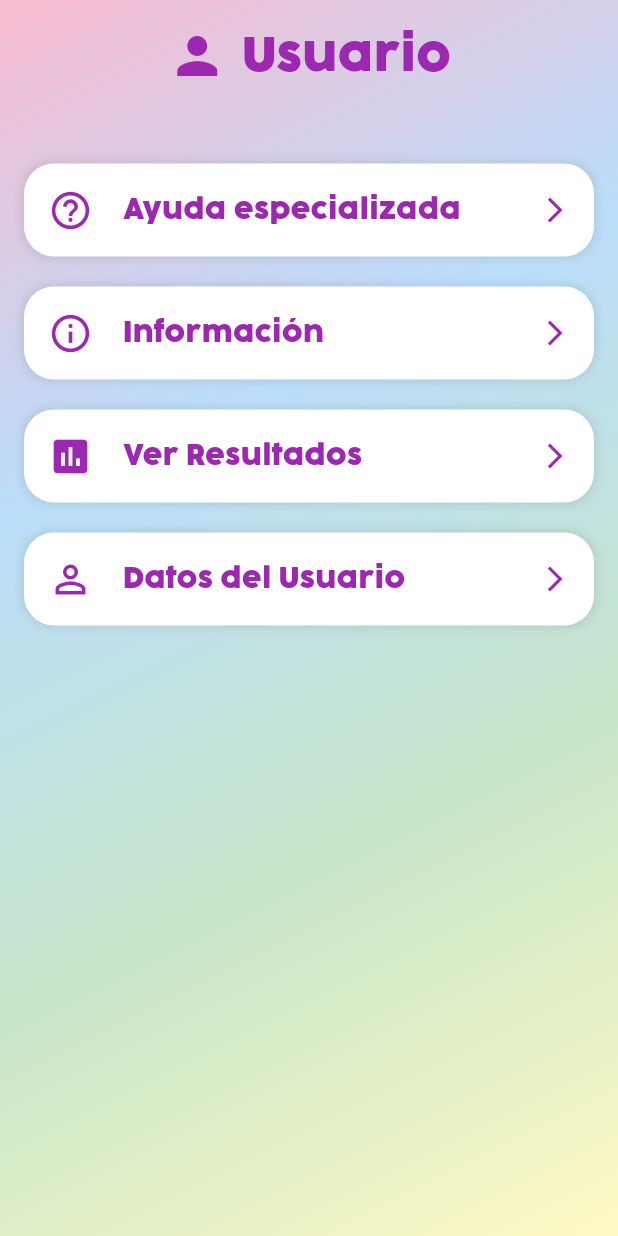
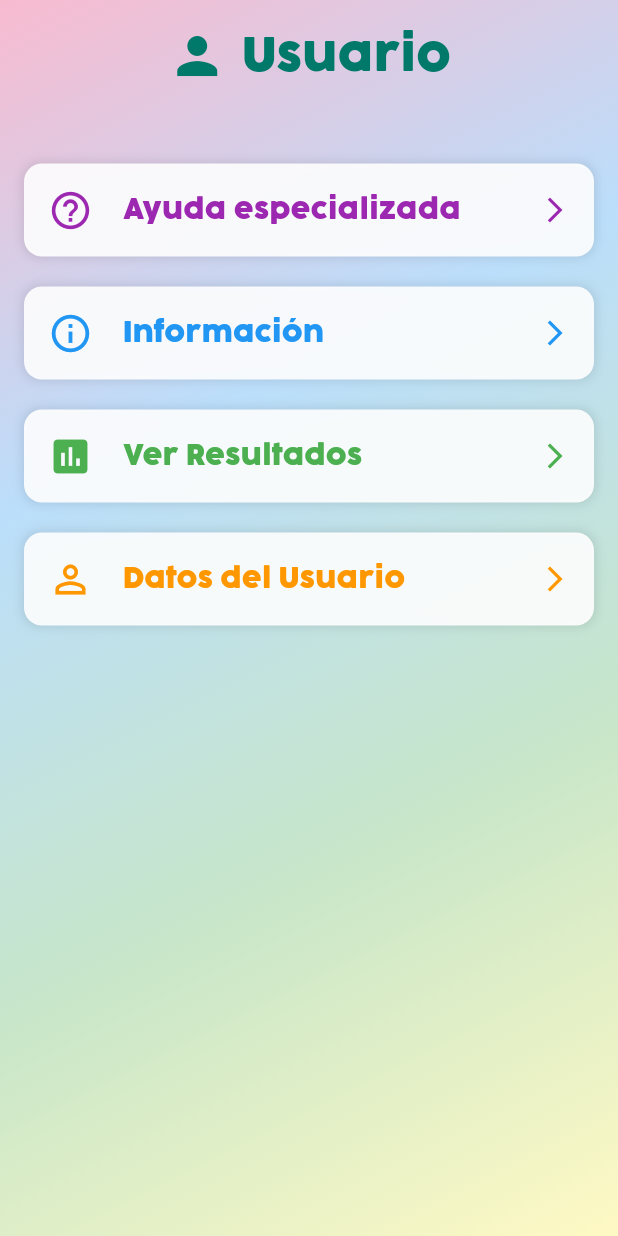
Before and after one commit to RicardoS76/lexininos, a Flutter app: the UserPage screen opened by its route, on a phone screen of 412 x 824 dp. Run offline on Flutter 3.47's test engine with Material 3 defaults, Android fonts, the light colour scheme and no system bars; our stand-ins replace auto_size_text, shared_preferences, sqflite; accounts and stored records are empty.

Commit message:
diseño de userpage

```diff
--- a/lib/user_page.dart
+++ b/lib/user_page.dart
@@ -30,14 +30,14 @@ class UserPage extends StatelessWidget {
                   Row(
                     mainAxisAlignment: MainAxisAlignment.center,
                     children: [
-                      Icon(Icons.person, color: Colors.purple, size: 40.0),
+                      Icon(Icons.person, color: Colors.teal.shade700, size: 40.0),
                       SizedBox(width: 10),
                       Text(
                         'Usuario',
                         style: TextStyle(
                           fontSize: 30.0,
                           fontWeight: FontWeight.bold,
-                          color: Colors.purple,
+                          color: Colors.teal.shade700,
                           fontFamily: 'Cocogoose',
                         ),
                       ),
@@ -48,10 +48,10 @@ class UserPage extends StatelessWidget {
                   Expanded(
                     child: ListView(
                       children: [
-                        _buildInfoTile('Ayuda especializada', Icons.help_outline, context, route: '/help'),
-                        _buildInfoTile('Información', Icons.info_outline, context, route: '/info'),
-                        _buildInfoTile('Ver Resultados', Icons.assessment, context, route: '/results'),
-                        _buildInfoTile('Datos del Usuario', Icons.perm_identity, context, route: '/user_data'),
+                        _buildInfoTile('Ayuda especializada', Icons.help_outline, context, route: '/help', textColor: Colors.purple),
+                        _buildInfoTile('Información', Icons.info_outline, context, route: '/info', textColor: Colors.blue),
+                        _buildInfoTile('Ver Resultados', Icons.assessment, context, route: '/results', textColor: Colors.green),
+                        _buildInfoTile('Datos del Usuario', Icons.perm_identity, context, route: '/user_data', textColor: Colors.orange),
                       ],
                     ),
                   ),
@@ -64,7 +64,7 @@ class UserPage extends StatelessWidget {
     );
   }
 
-  Widget _buildInfoTile(String title, IconData icon, BuildContext context, {String? route}) {
+  Widget _buildInfoTile(String title, IconData icon, BuildContext context, {String? route, required Color textColor}) {
     return GestureDetector(
       onTap: route != null
           ? () {
@@ -75,8 +75,8 @@ class UserPage extends StatelessWidget {
         margin: EdgeInsets.symmetric(vertical: 10.0),
         padding: EdgeInsets.all(16.0),
         decoration: BoxDecoration(
-          color: Colors.white,
-          borderRadius: BorderRadius.circular(20.0),
+          color: Colors.white.withOpacity(0.9),
+          borderRadius: BorderRadius.circular(12.0),
           boxShadow: [
             BoxShadow(
               color: Colors.black.withOpacity(0.1),
@@ -87,7 +87,7 @@ class UserPage extends StatelessWidget {
         ),
         child: Row(
           children: [
-            Icon(icon, color: Colors.purple, size: 30.0),
+            Icon(icon, color: textColor, size: 30.0),
             SizedBox(width: 20),
             Expanded(
               child: Text(
@@ -95,12 +95,12 @@ class UserPage extends StatelessWidget {
                 style: TextStyle(
                   fontSize: 18.0,
                   fontWeight: FontWeight.bold,
-                  color: Colors.purple,
+                  color: textColor,
                   fontFamily: 'Cocogoose',
                 ),
               ),
             ),
-            Icon(Icons.arrow_forward_ios, color: Colors.purple, size: 20.0),
+            Icon(Icons.arrow_forward_ios, color: textColor, size: 20.0),
           ],
         ),
       ),
```
